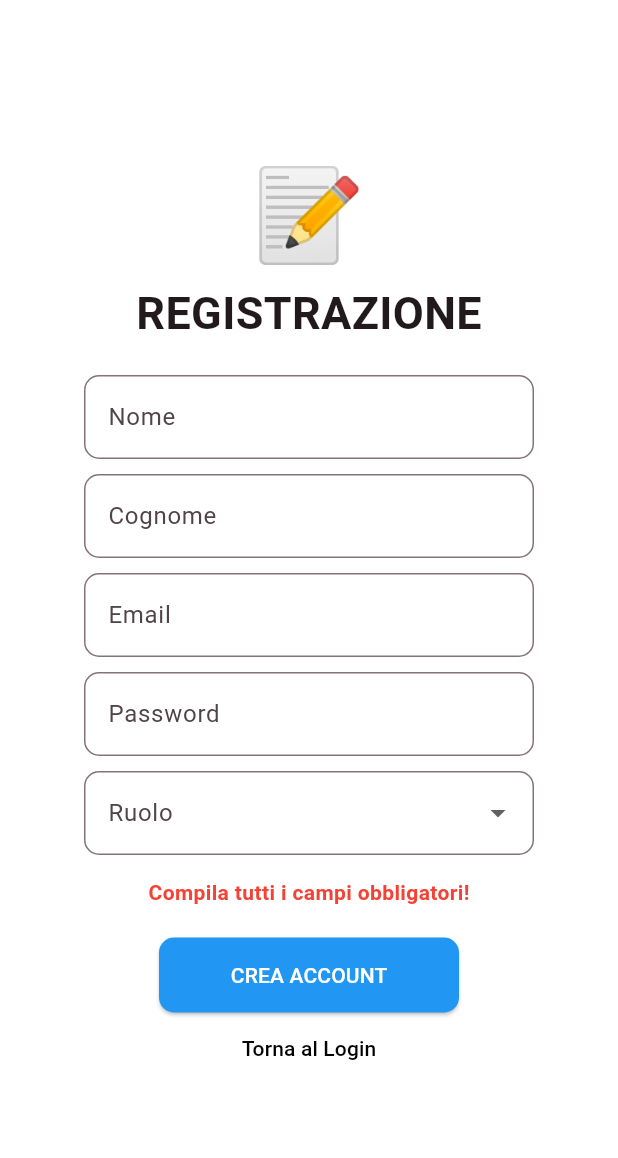
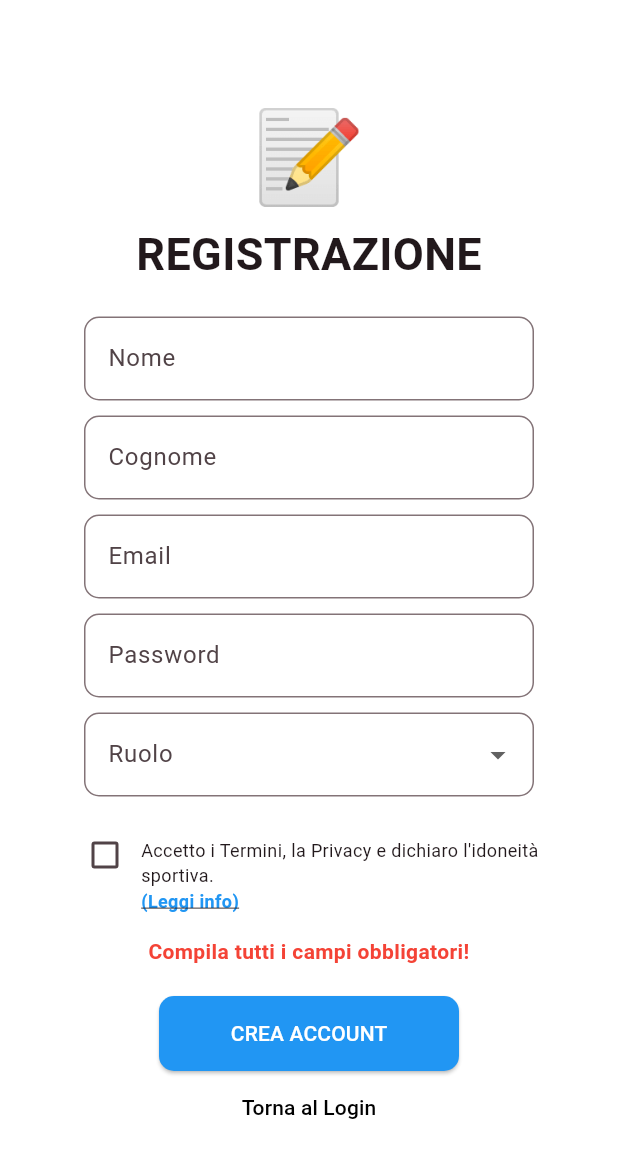
Before and after one commit to alexventuri510-sudo/fitness-app, a Flutter app: the RegisterView screen opened directly, after a tap on "CREA ACCOUNT", on a phone screen of 412 x 824 dp. Shown: the top 1158 px of the screen. Run offline on Flutter 3.47's test engine with Material 3 defaults, Android fonts, the phone set to English and light mode, and no system bars; our stand-ins replace supabase_flutter; accounts and stored records are empty.

Commit message:
Aggiunta gestione privacy e aggiornamento database

```diff
--- a/lib/pagine/register_view.dart
+++ b/lib/pagine/register_view.dart
@@ -19,8 +19,48 @@ class _RegisterViewState extends State<RegisterView> {
   final TextEditingController _passController = TextEditingController();
 
   String? _ruoloSelezionato;
+  bool _accettoTermini = false;
   String _errorText = "";
   String _successText = "";
+
+  // Funzione per mostrare il popup legale
+  void _mostraTutelaLegale(BuildContext context) {
+    showDialog(
+      context: context,
+      builder: (context) {
+        return AlertDialog(
+          title: const Text("Tutela Legale e Privacy"),
+          content: const SingleChildScrollView(
+            child: Column(
+              crossAxisAlignment: CrossAxisAlignment.start,
+              mainAxisSize: MainAxisSize.min,
+              children: [
+                Text(
+                  "Informativa per l'utente:",
+                  style: TextStyle(fontWeight: FontWeight.bold),
+                ),
+                SizedBox(height: 10),
+                Text(
+                  "• L'utente dichiara di essere in possesso di certificato medico sportivo valido.\n"
+                  "• L'esecuzione degli esercizi avviene sotto la propria responsabilità e controllo.\n"
+                  "• I dati raccolti (Email, Nome, Carichi) sono trattati dal Dott. Bertolini esclusivamente per la gestione del piano di allenamento.\n"
+                  "• Il Titolare non è responsabile per infortuni derivanti da un'esecuzione errata o da condizioni fisiche non dichiarate.\n"
+                  "• È possibile richiedere la cancellazione dei dati in ogni momento.",
+                  style: TextStyle(fontSize: 14),
+                ),
+              ],
+            ),
+          ),
+          actions: [
+            TextButton(
+              onPressed: () => Navigator.pop(context),
+              child: const Text("Ho capito"),
+            ),
+          ],
+        );
+      },
+    );
+  }
 
   Future<void> _eseguiRegistrazione() async {
     setState(() {
@@ -28,7 +68,7 @@ class _RegisterViewState extends State<RegisterView> {
       _successText = "";
     });
 
-    // Validazione campi obbligatori (come in Python)
+    // 1. Validazione campi obbligatori
     if (_emailController.text.isEmpty ||
         _passController.text.isEmpty ||
         _nomeController.text.isEmpty ||
@@ -39,13 +79,22 @@ class _RegisterViewState extends State<RegisterView> {
       return;
     }
 
+    // 2. Controllo Checkbox Privacy
+    if (!_accettoTermini) {
+      setState(() {
+        _errorText = "Devi accettare i termini e la privacy per continuare";
+      });
+      return;
+    }
+
     try {
       final res = await DatabaseService.registraUtente(
-        _emailController.text,
-        _passController.text,
-        _nomeController.text,
-        _cognomeController.text,
-        _ruoloSelezionato!,
+        email: _emailController.text,
+        password: _passController.text,
+        nome: _nomeController.text,
+        cognome: _cognomeController.text,
+        ruolo: _ruoloSelezionato!,
+        accettazioneTermini: _accettoTermini,
       );
 
       if (res != null) {
@@ -58,6 +107,7 @@ class _RegisterViewState extends State<RegisterView> {
           _emailController.clear();
           _passController.clear();
           _ruoloSelezionato = null;
+          _accettoTermini = false;
         });
       }
     } catch (ex) {
@@ -124,6 +174,48 @@ class _RegisterViewState extends State<RegisterView> {
                   onChanged: (val) => setState(() => _ruoloSelezionato = val),
                 ),
               ),
+              const SizedBox(height: 15),
+
+              // NUOVA SEZIONE CHECKBOX CON "LEGGI INFO"
+              SizedBox(
+                width: 320,
+                child: Row(
+                  crossAxisAlignment: CrossAxisAlignment.start,
+                  children: [
+                    Checkbox(
+                      value: _accettoTermini,
+                      activeColor: Colors.blue,
+                      onChanged: (val) =>
+                          setState(() => _accettoTermini = val ?? false),
+                    ),
+                    Expanded(
+                      child: Padding(
+                        padding: const EdgeInsets.only(top: 12),
+                        child: Wrap(
+                          children: [
+                            const Text(
+                              "Accetto i Termini, la Privacy e dichiaro l'idoneità sportiva. ",
+                              style: TextStyle(fontSize: 12),
+                            ),
+                            GestureDetector(
+                              onTap: () => _mostraTutelaLegale(context),
+                              child: const Text(
+                                "(Leggi info)",
+                                style: TextStyle(
+                                  fontSize: 12,
+                                  color: Colors.blue,
+                                  fontWeight: FontWeight.bold,
+                                  decoration: TextDecoration.underline,
+                                ),
+                              ),
+                            ),
+                          ],
+                        ),
+                      ),
+                    ),
+                  ],
+                ),
+              ),
 
               // Messaggi di stato
               if (_errorText.isNotEmpty)
@@ -131,6 +223,7 @@ class _RegisterViewState extends State<RegisterView> {
                   padding: const EdgeInsets.only(top: 15),
                   child: Text(
                     _errorText,
+                    textAlign: TextAlign.center,
                     style: const TextStyle(
                       color: StyleConfig.colorErrore,
                       fontWeight: FontWeight.bold,
@@ -138,9 +231,9 @@ class _RegisterViewState extends State<RegisterView> {
                   ),
                 ),
               if (_successText.isNotEmpty)
-                Padding(
-                  padding: const EdgeInsets.only(top: 15),
-                  child: const Text(
+                const Padding(
+                  padding: EdgeInsets.only(top: 15),
+                  child: Text(
                     "Account creato con successo!",
                     style: TextStyle(
                       color: Colors.green,
--- a/lib/services/database_service.dart
+++ b/lib/services/database_service.dart
@@ -43,13 +43,15 @@ class DatabaseService {
     }
   }
 
-  static Future<String?> registraUtente(
-    String email,
-    String password,
-    String nome,
-    String cognome,
-    String ruolo,
-  ) async {
+  // --- REGISTRAZIONE AGGIORNATA CON PRIVACY ---
+  static Future<String?> registraUtente({
+    required String email,
+    required String password,
+    required String nome,
+    required String cognome,
+    required String ruolo,
+    required bool accettazioneTermini, // <--- AGGIUNTO
+  }) async {
     try {
       final resAuth = await supabase.auth.signUp(
         email: email,
@@ -61,8 +63,12 @@ class DatabaseService {
           'id': resAuth.user!.id,
           'first_name': nome,
           'last_name': cognome,
+          'email': email,
           'role': ruolo,
           'unique_code': codice,
+          'accettazione_termini': accettazioneTermini, // <--- AGGIUNTO
+          'data_accettazione': DateTime.now()
+              .toIso8601String(), // <--- AGGIUNTO
         });
         return codice;
       }
@@ -348,8 +354,6 @@ class DatabaseService {
     String athleteNotes,
   ) async {
     try {
-      // Pulizia dati: trasformiamo le liste in stringhe separate da virgola
-      // Se un valore è vuoto, salviamo comunque la virgola per mantenere la posizione della serie
       final String weightsStr = weights.map((w) => w.trim()).join(',');
       final String repsStr = reps.map((r) => r.trim()).join(',');
 
```
Also changed, not shown: lib/main.dart (+15 -1 lines), lib/pagine/nuova_password_view.dart (added, +150 -0 lines).
